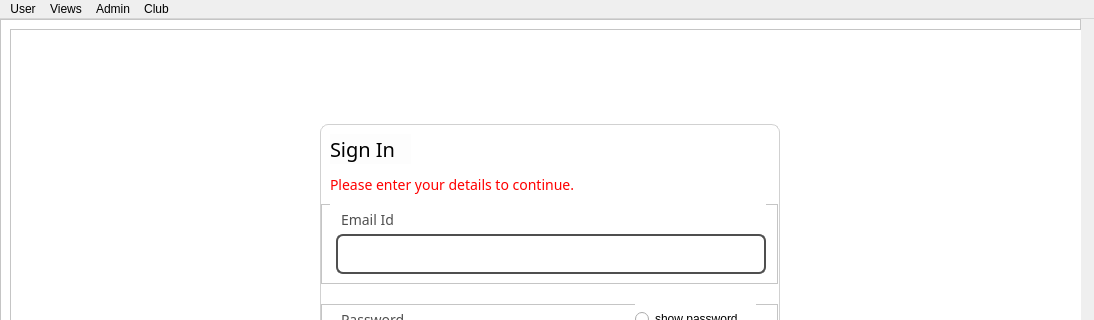
Old version of the form root_copy copy.ui in the repository tejashwinn/22-01-2022; both pictures show x 0 to 1094 and y 0 to 320 of the 1094 by 658 pixel window.
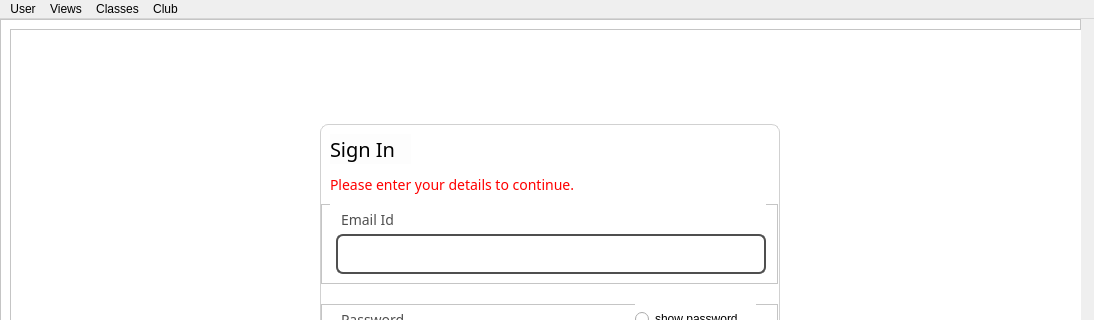
New version of the form. Icons and pictures are not drawn.

Commit message: menu bar modification

The edit to the form file:
```diff
--- a/root_copy copy.ui
+++ b/root_copy copy.ui
@@ -1594,9 +1594,9 @@
     <addaction name="separator"/>
     <addaction name="actionAssignments"/>
    </widget>
-   <widget class="QMenu" name="menuAdmin">
+   <widget class="QMenu" name="menuClassesMain">
     <property name="title">
-     <string>Admin</string>
+     <string>Classes</string>
     </property>
     <addaction name="actionCreatePost"/>
     <addaction name="actionCreateAssignment"/>
@@ -1613,7 +1613,7 @@
    </widget>
    <addaction name="menuUser"/>
    <addaction name="menuViews"/>
-   <addaction name="menuAdmin"/>
+   <addaction name="menuClassesMain"/>
    <addaction name="menuClub"/>
   </widget>
   <widget class="QStatusBar" name="statusbar"/>
```
Left out of the diff: 22 changed lines with no effect on the pictures. The commit also changes 8 other files.
